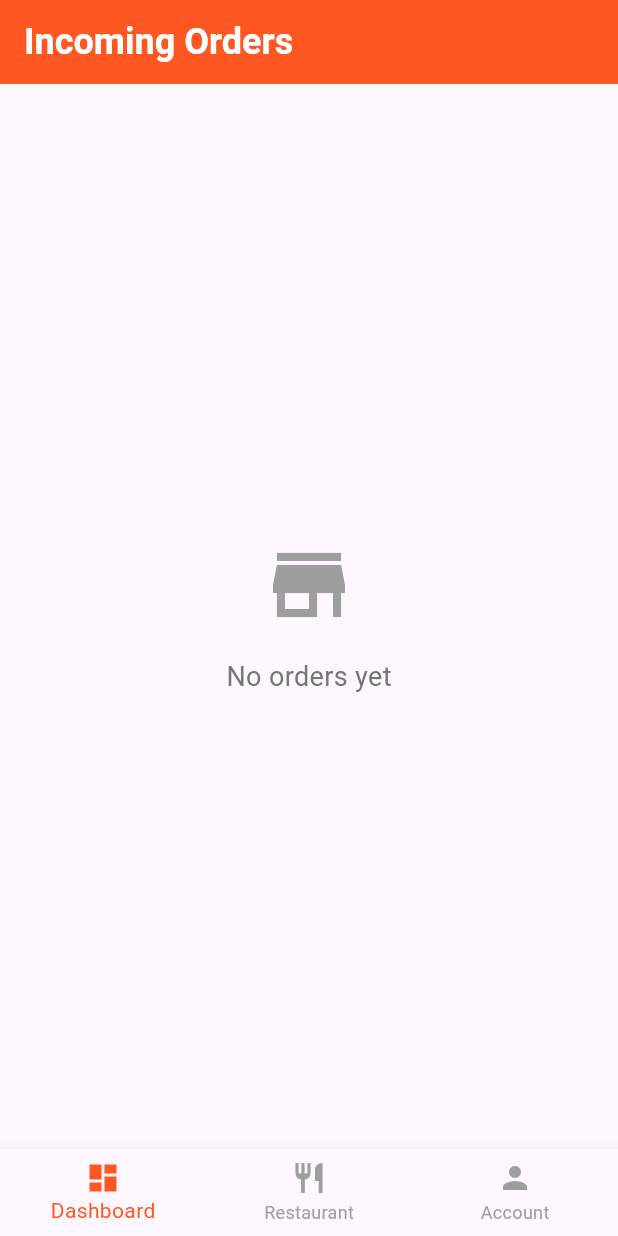
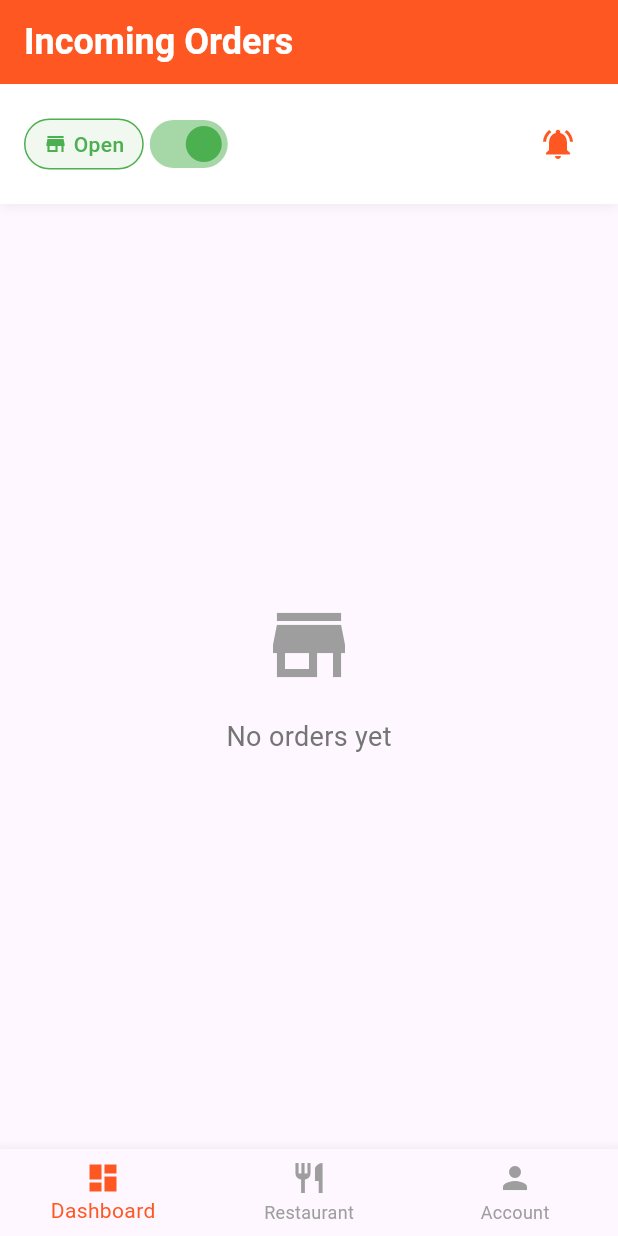
Before and after one commit to KhalilHen/live-orders-app, a Flutter app: the screen it shows after launch, on a phone screen of 412 x 824 dp. Run offline on Flutter 3.47's test engine with Material 3 defaults, Android fonts, the light colour scheme and no system bars; our stand-ins replace firebase_core, introduction_screen, line_icons, supabase_flutter; accounts and stored records are empty; generated files the repository leaves out were written again.

Commit message:
Added a row for extra options qua orders and the restaurant.
Currently i have added the icons  Close/open the restaurant. Notification to let orders be accept instantly

```diff
--- a/lib/pages/homepage.dart
+++ b/lib/pages/homepage.dart
@@ -19,6 +19,7 @@ class _HomePageState extends State<HomePage> {
   Timer? timer;
   final Random random = Random();
   bool isDialogShowing = false;
+
   @override
   void initState() {
     super.initState();
@@ -93,7 +94,79 @@ class _HomePageState extends State<HomePage> {
         ),
         backgroundColor: Colors.deepOrange,
       ),
-      body: orders.isEmpty
+      body: Column(
+        children: [
+          Container(
+            padding: EdgeInsets.all(16),
+            decoration: BoxDecoration(
+              color: Colors.white,
+              boxShadow: [
+                BoxShadow(
+                  color: Colors.black.withAlpha(13),
+                  blurRadius: 5,
+                  offset: Offset(0, 2),
+                ),
+              ],
+            ),
+            child: Column(
+              children: [
+                Row(
+                  mainAxisAlignment: MainAxisAlignment.spaceBetween,
+                  children: [
+                    Row(
+                      children: [
+                        Container(
+                          padding: EdgeInsets.symmetric(horizontal: 12, vertical: 6),
+                          decoration: BoxDecoration(
+                            color: Colors.green.withAlpha(22),
+                            borderRadius: BorderRadius.circular(20),
+                            border: Border.all(
+                              color: Colors.green,
+                              width: 1,
+                            ),
+                          ),
+                          child: Row(
+                            children: [
+                              Icon(Icons.store, size: 16, color: Colors.green),
+                              SizedBox(width: 4),
+                              Text(
+                                "Open",
+                                style: TextStyle(
+                                  color: Colors.green,
+                                  fontWeight: FontWeight.w500,
+                                ),
+                              ),
+                            ],
+                          ),
+                        ),
+                        Switch(
+                          value: true,
+                          onChanged: (value) {
+                            setState(() {});
+                          },
+                          activeColor: Colors.green,
+                        ),
+                      ],
+                    ),
+                    Row(
+                      children: [
+                        IconButton(
+                          onPressed: () {},
+                          icon: Icon(
+                            Icons.notifications_active,
+                            color: Colors.deepOrange,
+                          ),
+                          tooltip: 'Toggle Automatic Orders',
+                        ),
+                      ],
+                    ),
+                  ],
+                ),
+              ],
+            ),
+          ),
+          Expanded(
+            child: orders.isEmpty
                 ? Center(
                     child: Column(
                       mainAxisAlignment: MainAxisAlignment.center,
@@ -306,6 +379,9 @@ class _HomePageState extends State<HomePage> {
                         ),
                       );
                     },
+                  ),
+          )
+        ],
       ),
       bottomNavigationBar: BottomNavigationBar(
         selectedItemColor: Colors.deepOrange,
```
Lines whose indentation alone changed are shown as unchanged.
